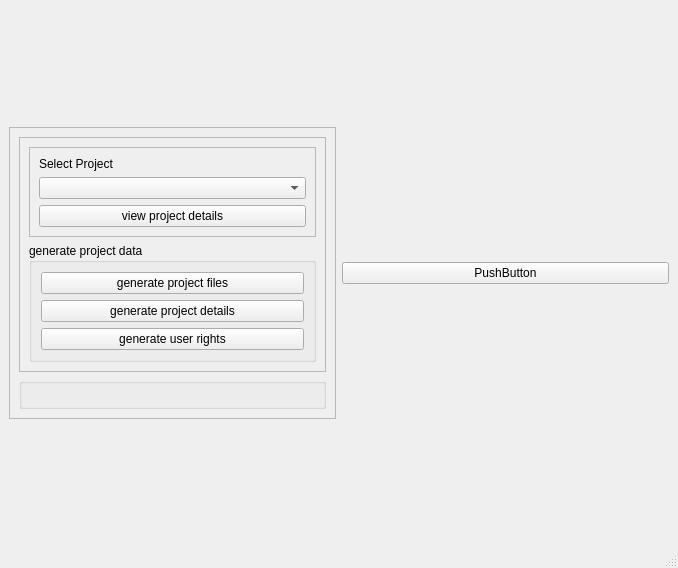
Above: genesis.ui from Aderemi-Adesada/GENESIS before the change. Below: the same form after it.
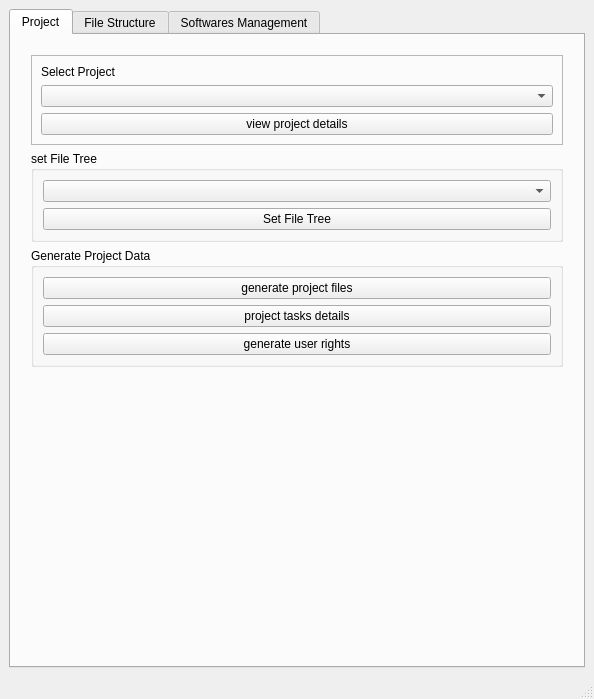
That is the form after the change. The open tabs and pages were chosen to show the change.

```diff
--- a/genesis.ui
+++ b/genesis.ui
@@ -6,8 +6,8 @@
    <rect>
     <x>0</x>
     <y>0</y>
-    <width>678</width>
-    <height>568</height>
+    <width>594</width>
+    <height>699</height>
    </rect>
   </property>
   <property name="windowTitle">
@@ -21,43 +21,36 @@
   </property>
   <widget class="QWidget" name="centralwidget">
    <layout class="QGridLayout" name="gridLayout">
-    <item row="0" column="2">
-     <layout class="QGridLayout" name="gridLayout_6">
       <item row="0" column="0">
-       <widget class="QPushButton" name="pushButton_6">
-        <property name="text">
-         <string>PushButton</string>
-        </property>
-       </widget>
-      </item>
-     </layout>
-    </item>
-    <item row="0" column="1">
-     <layout class="QGridLayout" name="gridLayout_5">
-      <item row="0" column="0">
-       <widget class="QFrame" name="frame">
-        <property name="frameShape">
-         <enum>QFrame::StyledPanel</enum>
-        </property>
-        <property name="frameShadow">
-         <enum>QFrame::Raised</enum>
-        </property>
-        <layout class="QVBoxLayout" name="verticalLayout">
-         <item>
-          <widget class="QFrame" name="frame_3">
-           <property name="frameShape">
-            <enum>QFrame::StyledPanel</enum>
-           </property>
-           <property name="frameShadow">
-            <enum>QFrame::Raised</enum>
-           </property>
-           <layout class="QGridLayout" name="gridLayout_4">
-            <item row="0" column="0">
+     <widget class="QTabWidget" name="tabWidget">
+      <property name="currentIndex">
+       <number>1</number>
+      </property>
+      <widget class="QWidget" name="project">
+       <attribute name="title">
+        <string>Project</string>
+       </attribute>
+       <layout class="QVBoxLayout" name="verticalLayout_3">
+        <item>
+         <layout class="QVBoxLayout" name="verticalLayout_4">
+          <property name="leftMargin">
+           <number>11</number>
+          </property>
+          <property name="topMargin">
+           <number>11</number>
+          </property>
+          <property name="rightMargin">
+           <number>11</number>
+          </property>
+          <property name="bottomMargin">
+           <number>11</number>
+          </property>
+          <item>
              <widget class="QFrame" name="frame_2">
               <property name="maximumSize">
                <size>
                 <width>16777215</width>
-                <height>90</height>
+              <height>100</height>
                </size>
               </property>
               <property name="frameShape">
@@ -93,7 +86,26 @@
               </layout>
              </widget>
             </item>
-            <item row="1" column="0">
+          <item>
+           <widget class="QGroupBox" name="groupBox_4">
+            <property name="title">
+             <string>set File Tree</string>
+            </property>
+            <layout class="QVBoxLayout" name="verticalLayout_6">
+             <item>
+              <widget class="QComboBox" name="comboBox_4"/>
+             </item>
+             <item>
+              <widget class="QPushButton" name="pushButton_8">
+               <property name="text">
+                <string>Set File Tree</string>
+               </property>
+              </widget>
+             </item>
+            </layout>
+           </widget>
+          </item>
+          <item>
              <widget class="QGroupBox" name="groupBox">
               <property name="maximumSize">
                <size>
@@ -102,7 +114,7 @@
                </size>
               </property>
               <property name="title">
-               <string>generate project data</string>
+             <string>Generate Project Data</string>
               </property>
               <layout class="QGridLayout" name="gridLayout_2">
                <property name="verticalSpacing">
@@ -118,7 +130,7 @@
                <item row="3" column="1">
                 <widget class="QPushButton" name="pushButton_4">
                  <property name="text">
-                  <string>generate project details</string>
+                <string>project tasks details</string>
                  </property>
                 </widget>
                </item>
@@ -132,20 +144,71 @@
               </layout>
              </widget>
             </item>
-           </layout>
-          </widget>
-         </item>
+          <item>
+           <spacer name="verticalSpacer">
+            <property name="orientation">
+             <enum>Qt::Vertical</enum>
+            </property>
+            <property name="sizeHint" stdset="0">
+             <size>
+              <width>20</width>
+              <height>40</height>
+             </size>
+            </property>
+           </spacer>
+          </item>
+         </layout>
+        </item>
+       </layout>
+      </widget>
+      <widget class="QWidget" name="tab_2">
+       <attribute name="title">
+        <string>File Structure</string>
+       </attribute>
+       <layout class="QVBoxLayout" name="verticalLayout_7">
+        <item>
+         <widget class="QGroupBox" name="groupBox_5">
+          <property name="title">
+           <string>Create output formats</string>
+          </property>
+          <layout class="QVBoxLayout" name="verticalLayout_5">
+           <item>
+            <widget class="QPushButton" name="pushButton_3">
+             <property name="text">
+              <string>PushButton</string>
+             </property>
+            </widget>
+           </item>
+          </layout>
+         </widget>
+        </item>
          <item>
-          <widget class="QGroupBox" name="groupBox_2">
+         <widget class="QGroupBox" name="groupBox_3">
            <property name="title">
-            <string/>
-           </property>
+           <string>Create File Tree</string>
+          </property>
+          <layout class="QVBoxLayout" name="verticalLayout_8">
+           <item>
+            <widget class="QTextEdit" name="textEdit"/>
+           </item>
+           <item>
+            <widget class="QPushButton" name="pushButton_7">
+             <property name="text">
+              <string>Save File Tree</string>
+             </property>
           </widget>
          </item>
         </layout>
        </widget>
       </item>
      </layout>
+      </widget>
+      <widget class="QWidget" name="tab">
+       <attribute name="title">
+        <string>Softwares Management</string>
+       </attribute>
+      </widget>
+     </widget>
     </item>
    </layout>
   </widget>
```
Left out of the diff: 4 changed lines with no effect on the pictures. Lines whose indentation alone changed are shown as unchanged.
